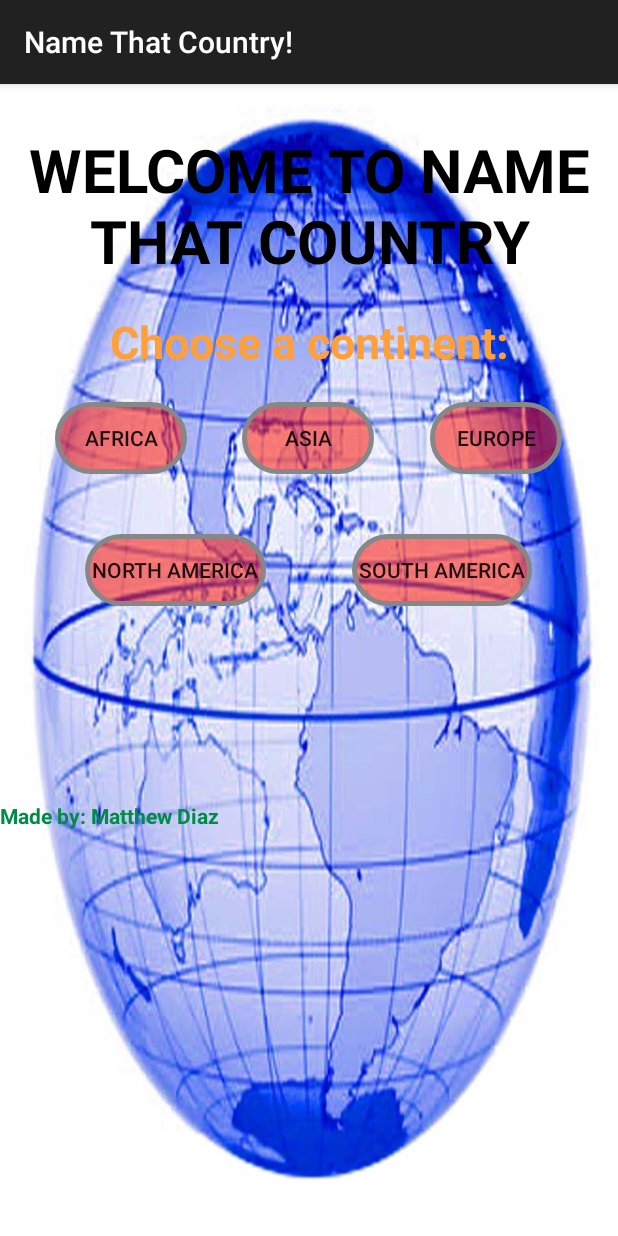
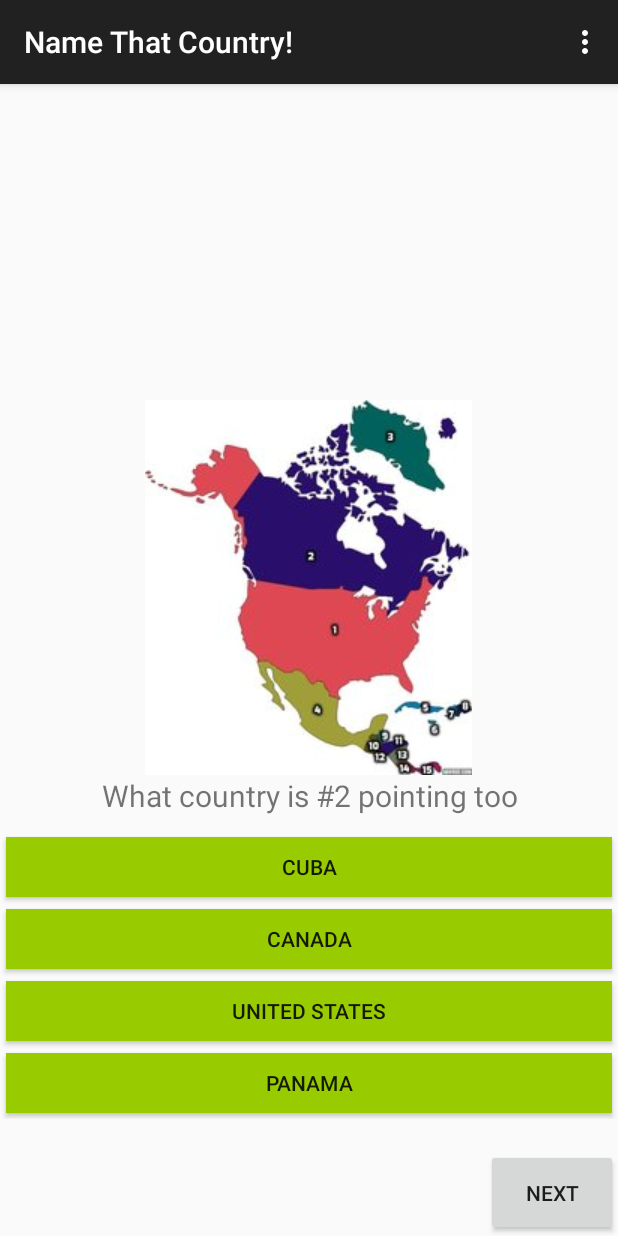
Before and after one commit to matthewddiaz/Android, an Android app: the screen it shows after launch (Opener before the commit, Countries after it), after a tap on "NORTH AMERICA", on a phone screen of 412 x 824 dp. Run offline under Robolectric (Android 15) with nearby library versions, the phone set to English and light mode, and no system bars.

Commit message:
Complete. NameThatCountry application is complete. Add north_america_questions.xml and north_america_answers.xml. NameThatCountry now supports North America!!

```diff
--- a/NameThatCountry/app/src/main/java/com/matthewddiaz/namethatcountry/Opener.java
+++ b/NameThatCountry/app/src/main/java/com/matthewddiaz/namethatcountry/Opener.java
@@ -68,14 +68,20 @@ public class Opener extends ActionBarActivity {
 
     }
     public void option4_handler(View view){
-
+        Intent intent = new Intent(this, Countries.class);
+        int[] north_america_ids= new int[3];
+        north_america_ids[0] = R.drawable.north_america;
+        north_america_ids[1] = R.array.north_america_list;
+        north_america_ids[2] = R.array.north_america_answers_list;
+        intent.putExtra("continent",north_america_ids);
+        startActivity(intent);
     }
     public void option5_handler(View view){
         Intent intent = new Intent(this, Countries.class);
         int[] south_america_ids= new int[3];
         south_america_ids[0] = R.drawable.south_america;
         south_america_ids[1] = R.array.south_america_list;
-        south_america_ids[2] = R.array.south_america_answer_list;
+        south_america_ids[2] = R.array.south_america_answers_list;
         intent.putExtra("continent",south_america_ids);
         startActivity(intent);
     }
--- /dev/null
+++ b/NameThatCountry/app/src/main/res/values/north_america_answers.xml
@@ -0,0 +1,20 @@
+<?xml version="1.0" encoding="utf-8"?>
+<resources>
+    <string-array name="north_america_answers_list">
+        <item>United States</item>
+        <item>Canada</item>
+        <item>Greenland</item>
+        <item>Mexico</item>
+        <item>Cuba</item>
+        <item>Jamaica</item>
+        <item>Haiti</item>
+        <item>Dominican Republic</item>
+        <item>Belize</item>
+        <item>Guatemala</item>
+        <item>Honduras</item>
+        <item>El Salvador</item>
+        <item>Nicaragua</item>
+        <item>Costa Rica</item>
+        <item>Panama</item>
+    </string-array>
+</resources>
--- /dev/null
+++ b/NameThatCountry/app/src/main/res/values/north_america_questions.xml
@@ -0,0 +1,20 @@
+<?xml version="1.0" encoding="utf-8"?>
+<resources>
+    <string-array name="north_america_list">
+        <item> What country is #1 pointing too</item>
+        <item> What country is #2 pointing too</item>
+        <item> What country is #3 pointing too</item>
+        <item> What country is #4 pointing too</item>
+        <item> What country is #5 pointing too</item>
+        <item> What country is #6 pointing too</item>
+        <item> What country is #7 pointing too</item>
+        <item> What country is #8 pointing too</item>
+        <item> What country is #9 pointing too</item>
+        <item> What country is #10 pointing too</item>
+        <item> What country is #11 pointing too</item>
+        <item> What country is #12 pointing too</item>
+        <item> What country is #13 pointing too</item>
+        <item> What country is #14 pointing too</item>
+        <item> What country is #15 pointing too</item>
+    </string-array>
+</resources>
--- a/NameThatCountry/app/src/main/res/values/south_america_answers.xml
+++ b/NameThatCountry/app/src/main/res/values/south_america_answers.xml
@@ -1,6 +1,6 @@
 <?xml version="1.0" encoding="utf-8"?>
 <resources>
-    <string-array name="south_america_answer_list">
+    <string-array name="south_america_answers_list">
         <item> Brazil</item>
         <item> Bolivia </item>
         <item> Paraguay </item>
```
Also changed, not shown: NameThatCountry/app/src/main/res/drawable/north_america.jpg (added).
